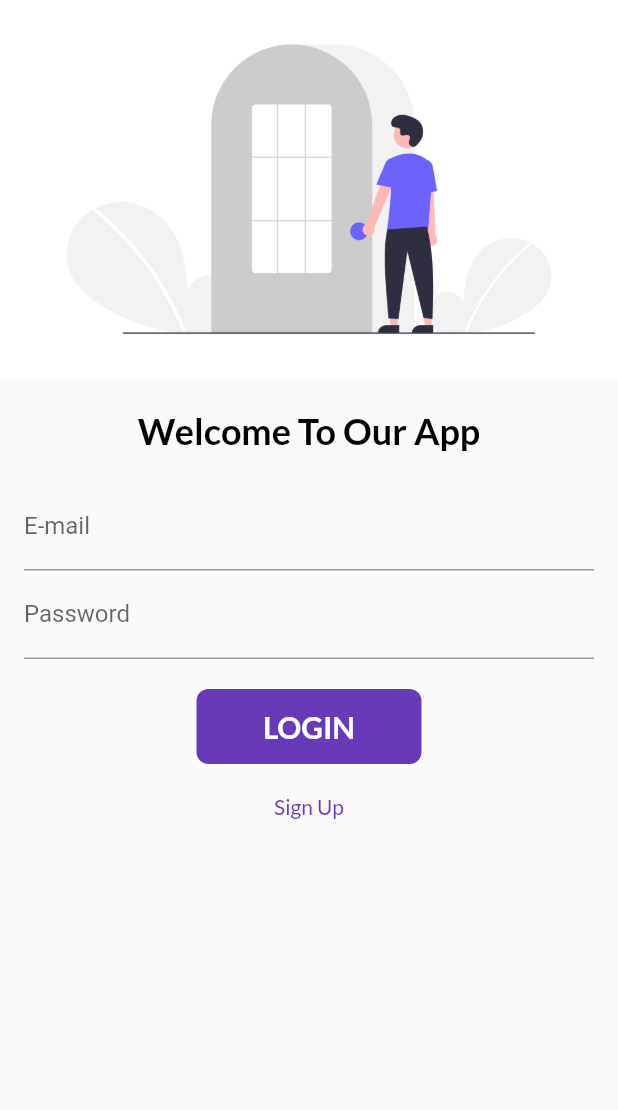
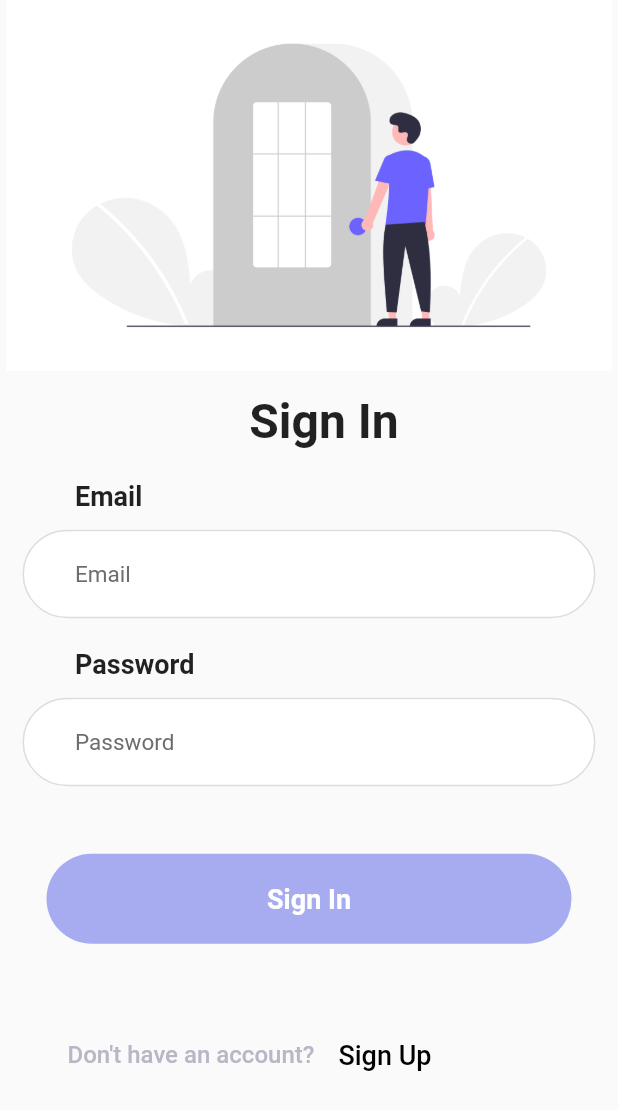
Before and after one commit to AbhiKumbhani007/ikigai, a Flutter app: the screen it shows after launch, on a phone screen of 412 x 824 dp. Shown: the top 1110 px of the screen. Run offline on Flutter 3.47's test engine with Material 2 defaults, Android fonts, the phone set to English and light mode, and no system bars; our stand-ins replace cloud_firestore, firebase_auth, firebase_core, flutter_speed_dial, get, get_storage and 6 more; missing offline and left inert: cashfree_pg, dart:ffi, whatsapp_unilink; accounts and stored records are empty; network calls fail; Roboto replaces fonts that are missing (Prompt).

Commit message:
login page css is done

```diff
--- a/lib/screens/components/eventnews_component.dart
+++ b/lib/screens/components/eventnews_component.dart
@@ -66,7 +66,7 @@ class EventNewsTile extends StatelessWidget {
                         IconButton(
                             onPressed: () {
                               Share.share(
-                                  "Check out this event ${event!.eventName}");
+                                  "Check out this event ${event!.eventName} on Ikigai App");
                             },
                             icon: const Icon(
                               Icons.more_vert_outlined,
--- a/lib/screens/components/input_text_field.dart
+++ b/lib/screens/components/input_text_field.dart
@@ -18,8 +18,8 @@ class InputTextField extends StatelessWidget {
 
   @override
   Widget build(BuildContext context) {
-    return Container(
-      width: size.width,
+    return SizedBox(
+      // width: size.width,
       child: Column(
         crossAxisAlignment: CrossAxisAlignment.start,
         children: [
--- a/lib/screens/login_screen/login_sceen.dart
+++ b/lib/screens/login_screen/login_sceen.dart
@@ -13,6 +13,7 @@ import 'package:ikigai/screens/Home%20Screen/home_screen.dart';
 import 'package:ikigai/services/payment_services.dart';
 import 'package:shared_preferences/shared_preferences.dart';
 import '../../services/auth_services.dart';
+import '../components/input_text_field.dart';
 
 class LoginPage extends StatefulWidget {
   const LoginPage({Key? key}) : super(key: key);
@@ -30,11 +31,14 @@ class _LoginPageState extends State<LoginPage> {
   String _passerror = "";
   String _fullName = "";
   String _mobileerror = "";
+
+  TextEditingController emailController = TextEditingController();
+  TextEditingController passwordController = TextEditingController();
   final userbox = GetStorage("User");
 
   // final Future<SharedPreferences> _prefs = SharedPreferences.getInstance();
   @override
-  void initState()  {
+  void initState() {
     print(" ${GetStorage().read("isLoggedin")}");
 
     super.initState();
@@ -60,188 +64,216 @@ class _LoginPageState extends State<LoginPage> {
       if (_formkey.currentState!.validate()) {
         setState(() {
           // _a = true;
-          Authentication().SignIn(email, password).then((value) {
+          Authentication()
+              .SignIn(emailController.text, passwordController.text)
+              .then((value) {
             if (value == "SUCCESS") {
               userController.updateUserId();
               Navigator.pushNamed(context, "/home");
             }
           });
         });
-        // await Navigator.pushNamed(context, "/home");
       }
     }
   }
 
-  // BookingController bookingController = Get.find();
-
   @override
   Widget build(BuildContext context) {
-    // bookingController.getBooking();
-
     return Material(
-      child:
-          // ignore: prefer_const_constructors
-          SingleChildScrollView(
-        // padding: const EdgeInsets.all(8.0),
+      child: SingleChildScrollView(
         child: Form(
           key: _formkey,
-          child: Column(children: [
-            Image.asset("assets/images/login_img.png"),
-            SizedBox(
-              height: 20,
-            ),
-            Text(
-              "Welcome To Our App",
-              style: GoogleFonts.lato(
-                color: Colors.black,
-                fontWeight: FontWeight.bold,
-                fontSize: 24,
-              ),
-            ),
-            SizedBox(
-              height: 20,
+          child: Column(
+            children: [
+              Column(children: [
+                Image.asset(
+                  'assets/images/login_img.png',
+                  height: MediaQuery.of(context).size.height * 0.3,
+                  width: MediaQuery.of(context).size.width,
                 ),
                 Padding(
-              padding: const EdgeInsets.symmetric(horizontal: 16.0),
-              child: Column(
-                children: [
-                  TextFormField(
-                    decoration: InputDecoration(
-                        hintText: "Enter Email", labelText: "E-mail"),
-                    onChanged: (val) {
-                      _mailerror = "";
-                      email = val;
-                    },
-                    validator: (value) {
-                      if (value!.isEmpty) {
-                        return "Username Cannot be empty";
-                      }
-
-                      return null;
-                    },
+                  padding: const EdgeInsets.only(left: 20.0, top: 15.0),
+                  child: Text('Sign In',
+                      style: GoogleFonts.prompt(
+                          fontSize: 32, fontWeight: FontWeight.w600)),
                 ),
-                  TextFormField(
-                    onChanged: (val) {
-                      _passerror = "";
-                      password = val;
-                    },
-                    obscureText: true,
-                    decoration: InputDecoration(
-                        hintText: "Enter Password", labelText: "Password"),
-                    validator: (value) {
-                      if (value!.isEmpty) {
-                        return "Password Cannot be empty";
-                      }
-                      // if (_a == false) {
-                      //   _a = true;
-                      //   return "Enter Valid Password";
-                      // }
-                      return null;
-                    },
+                const SizedBox(
+                  height: 12,
                 ),
-                  // TextFormField(
-                  //   onChanged: (val) {
-                  //     _fullName = "";
-                  //     fullName = val;
-                  //   },
-                  //   decoration: InputDecoration(
-                  //       hintText: "Enter Name", labelText: "Full Name"),
-                  //   validator: (value) {
-                  //     if (value!.isEmpty) {
-                  //       return "Enter Full Name";
-                  //     }
-                  //     return null;
-                  //   },
+                InputTextField(
+                  hintText: 'Email',
+                  fieldName: 'Email',
+                  fieldController: emailController,
+                ),
+                const SizedBox(
+                  height: 12,
+                ),
+                InputTextField(
+                  hintText: 'Password',
+                  fieldName: 'Password',
+                  fieldController: passwordController,
+                ),
+                const SizedBox(
+                  height: 45,
+                ),
+                // Image.asset("assets/images/login_img.png"),
+                // SizedBox(
+                //   height: 20,
                 // ),
-
-                  SizedBox(
-                    height: 20,
-                  ),
-                  Container(
-                    color: Colors.white,
-                    child: Material(
-                      color: Colors.deepPurple,
-                      borderRadius: BorderRadius.circular(8),
-
-                      //  color: Colors.transparent,
-                      child: InkWell(
-                        // splashColor: Colors.black,
-                        // onTap: () => moveToHome(context),
-                        onTap: () {
+                // Text(
+                //   "Welcome To Our App",
+                //   style: GoogleFonts.lato(
+                //     color: Colors.black,
+                //     fontWeight: FontWeight.bold,
+                //     fontSize: 24,
+                //   ),
+                // ),
+                // SizedBox(
+                //   height: 20,
+                // ),
+                // Padding(
+                //   padding: const EdgeInsets.symmetric(horizontal: 16.0),
+                //   child: Column(
+                //     children: [
+                //       TextFormField(
+                //         decoration: InputDecoration(
+                //             hintText: "Enter Email", labelText: "E-mail"),
+                //         onChanged: (val) {
+                //           _mailerror = "";
+                //           email = val;
+                //         },
+                //         validator: (value) {
+                //           if (value!.isEmpty) {
+                //             return "Username Cannot be empty";
+                //           }
+                //           return null;
+                //         },
+                //       ),
+                //       TextFormField(
+                //         onChanged: (val) {
+                //           _passerror = "";
+                //           password = val;
+                //         },
+                //         obscureText: true,
+                //         decoration: InputDecoration(
+                //             hintText: "Enter Password", labelText: "Password"),
+                //         validator: (value) {
+                //           if (value!.isEmpty) {
+                //             return "Password Cannot be empty";
+                //           }
+                //           return null;
+                //         },
+                //       ),
+                //       SizedBox(
+                //         height: 20,
+                //       ),
+                //       Container(
+                //         color: Colors.white,
+                //         child: Material(
+                //           color: Colors.deepPurple,
+                //           borderRadius: BorderRadius.circular(8),
+                //           child: InkWell(
+                //             onTap: () {
+                //               moveToHome(context);
+                //             },
+                //             child: AnimatedContainer(
+                //               duration: Duration.zero,
+                //               alignment: Alignment.center,
+                //               // width: _a ? 50 : 150,
+                //               width: 150,
+                //               height: 50,
+                //               child: Text(
+                //                 "LOGIN",
+                //                 style: GoogleFonts.lato(
+                //                   color: Colors.white,
+                //                   fontSize: 20,
+                //                   fontWeight: FontWeight.bold,
+                //                 ),
+                //               ),
+                //             ),
+                //           ),
+                //         ),
+                //       ),
+                //       SizedBox(
+                //         height: 20,
+                //       ),
+                //       Container(
+                //         alignment: Alignment.center,
+                //         child: RichText(
+                //           text: TextSpan(
+                //               text: "Sign Up",
+                //               style: GoogleFonts.lato(
+                //                 color: Colors.deepPurple,
+                //                 fontWeight: FontWeight.w400,
+                //                 fontSize: 14,
+                //               ),
+                //               recognizer: new TapGestureRecognizer()
+                //                 ..onTap = () {
+                //                   Navigator.pushNamed(context, "/signup");
+                //                 }),
+                //         ),
+                //       )
+                //     ],
+                //   ),
+                // )
+              ]),
+              ElevatedButton(
+                onPressed: () {
                   moveToHome(context);
                 },
-                        child: AnimatedContainer(
-                          duration: Duration.zero,
-                          alignment: Alignment.center,
-                          // width: _a ? 50 : 150,
-                          width: 150,
+                child: Text('Sign In',
+                    style: GoogleFonts.prompt(
+                      fontSize: 18,
+                    )),
+                style: ElevatedButton.styleFrom(
+                    elevation: 0,
+                    primary: Color.fromRGBO(167, 171, 240, 1),
+                    shape: RoundedRectangleBorder(
+                        borderRadius: BorderRadius.circular(50)),
+                    fixedSize: const Size(350, 60),
+                    textStyle: const TextStyle(
+                        fontSize: 30, fontWeight: FontWeight.bold)),
+              ),
+              const SizedBox(
                 height: 50,
+              ),
+              Align(
+                alignment: Alignment.centerLeft,
+                child: Padding(
+                  padding: const EdgeInsets.only(left: 45.0),
+                  child: Row(
+                    children: [
+                      Text(
+                        "Don't have an account?",
+                        style: GoogleFonts.prompt(
+                            fontWeight: FontWeight.w500,
+                            fontSize: 16,
+                            color: const Color.fromRGBO(183, 183, 198, 1)),
+                      ),
+                      ElevatedButton(
+                          style: ElevatedButton.styleFrom(
+                              elevation: 0,
+                              primary: Colors.white.withOpacity(0.0),
+                              shape: RoundedRectangleBorder(
+                                  borderRadius: BorderRadius.circular(5)),
+                              textStyle: const TextStyle(
+                                  fontSize: 15, fontWeight: FontWeight.bold)),
+                          onPressed: () {
+                            Navigator.pushNamed(context, "/signup");
+                          },
                           child: Text(
-                            "LOGIN",
-                            style: GoogleFonts.lato(
-                              color: Colors.white,
-                              fontSize: 20,
-                              fontWeight: FontWeight.bold,
+                            "Sign Up",
+                            style: GoogleFonts.prompt(
+                                fontSize: 18,
+                                fontWeight: FontWeight.w500,
+                                color: const Color.fromARGB(255, 0, 0, 0)),
+                          ))
+                    ],
                   ),
                 ),
               ),
-                      ),
-                    ),
-                  ),
-                  SizedBox(
-                    height: 20,
-                  ),
-                  Container(
-                    alignment: Alignment.center,
-                    child: RichText(
-                      text: TextSpan(
-                          text: "Sign Up",
-                          style: GoogleFonts.lato(
-                            color: Colors.deepPurple,
-                            fontWeight: FontWeight.w400,
-                            fontSize: 14,
-                          ),
-                          recognizer: new TapGestureRecognizer()
-                            ..onTap = () {
-                              Navigator.pushNamed(context, "/signup");
-                            }),
-                    ),
-
-                    // Container(
-                    //   color: Colors.white,
-                    //   child: Material(
-                    //     color: Colors.deepPurple,
-                    //     borderRadius: BorderRadius.circular(8),
-
-                    //     //  color: Colors.transparent,
-                    //     child: InkWell(
-                    //       // splashColor: Colors.black,
-                    //       // onTap: () => moveToHome(context),
-                    //       onTap: () {
-                    //         Authentication.SignUp(email, password, fullName);
-                    //       },
-                    //       child: AnimatedContainer(
-                    //         duration: Duration.zero,
-                    //         alignment: Alignment.center,
-                    //         // width: _a ? 50 : 150,
-                    //         width: 150,
-                    //         height: 50,
-                    //         child: Text(
-                    //           "Sign Up",
-                    //           style: TextStyle(
-                    //               color: Colors.white,
-                    //               fontSize: 15,
-                    //               fontWeight: FontWeight.bold),
-                    //         ),
-                    //       ),
-                    //     ),
-                    //   ),
-                    // ),
-                  )
             ],
           ),
-            )
-          ]),
         ),
       ),
     );
```
Lines whose indentation alone changed are shown as unchanged.
